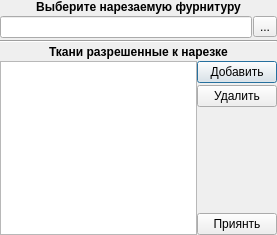
This is ui/beika_settings.ui in Meller008/CRM-Avi as Qt 5 draws it before an edit. The edited form follows.
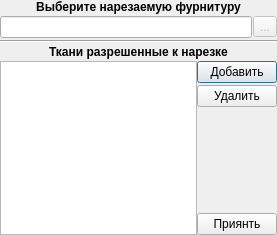
This is the edited form.

Commit message: Работа - Запрет на изменение нарезаемой фурнитуры в настройках бейки

Patch:
```diff
--- a/ui/beika_settings.ui
+++ b/ui/beika_settings.ui
@@ -127,6 +127,9 @@
      </item>
      <item>
       <widget class="QToolButton" name="toolButton">
+       <property name="enabled">
+        <bool>false</bool>
+       </property>
        <property name="text">
         <string>...</string>
        </property>
```
